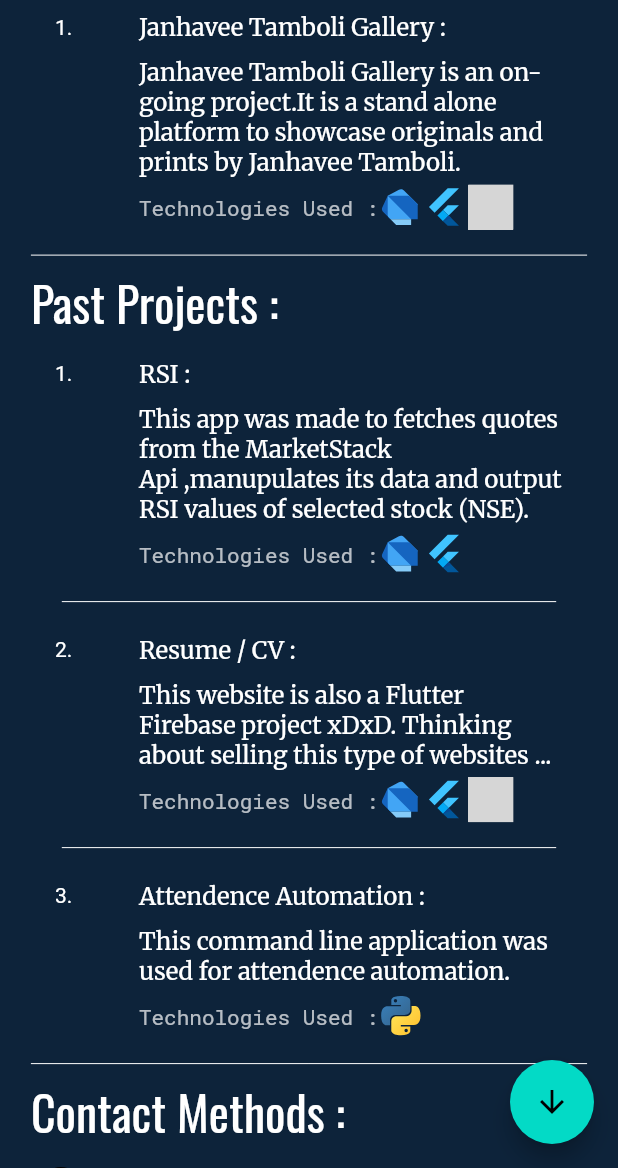
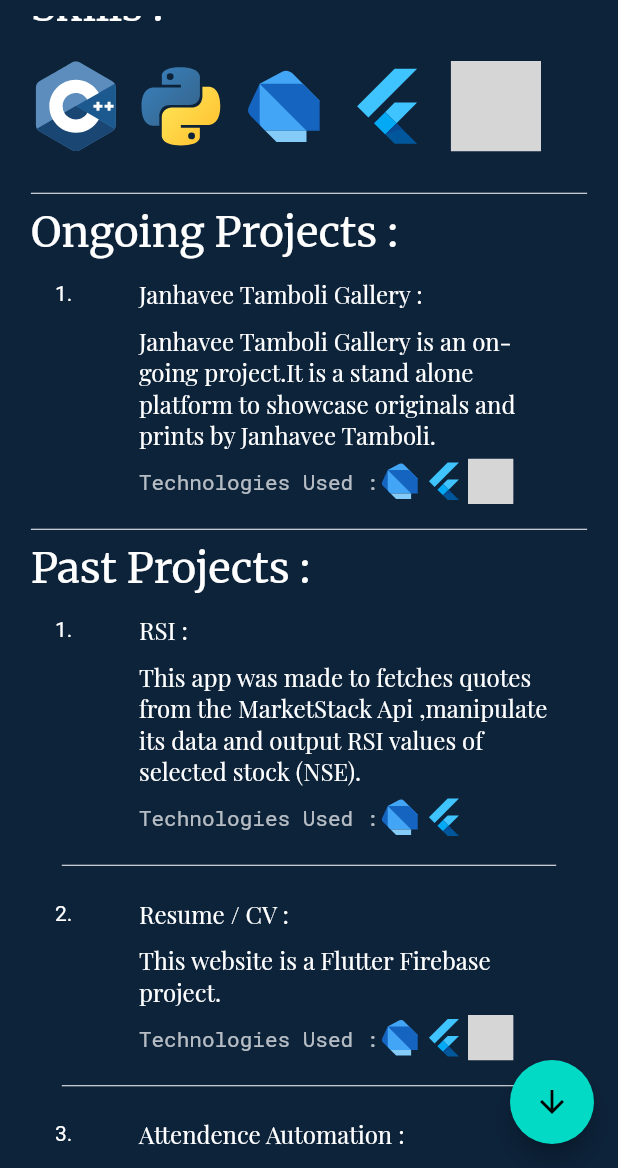
Before and after one commit to vedantbarve/vedantbarve-web, a Flutter app: the screen it shows after launch, scrolled down 576 dp, after a tap on the "arrow downward" icon, on a phone screen of 412 x 824 dp, the part 68-1236 px from its top. Run offline on Flutter 3.47's test engine with Material 2 defaults, Android fonts, the phone set to English and light mode, and no system bars; our stand-ins replace flutter_svg, google_fonts, url_strategy; grey boxes are pictures that could not be loaded.

Commit message:
release-1

```diff
--- a/lib/main.dart
+++ b/lib/main.dart
@@ -14,12 +14,15 @@ class RootWidget extends StatelessWidget {
   @override
   Widget build(BuildContext context) {
     return MaterialApp(
+      scrollBehavior: const ScrollBehavior()
+          .copyWith(physics: const BouncingScrollPhysics()),
       debugShowCheckedModeBanner: false,
       theme: ThemeData(
         scaffoldBackgroundColor: const Color.fromRGBO(13, 35, 58, 1),
         textTheme: TextTheme(
+          headline5: GoogleFonts.merriweather(fontSize: 28),
           headline6: GoogleFonts.merriweather(),
-          subtitle1: GoogleFonts.merriweather(),
+          subtitle1: GoogleFonts.playfairDisplay(),
         ),
         appBarTheme: AppBarTheme(
           elevation: 0,
--- a/lib/screens/about_me.dart
+++ b/lib/screens/about_me.dart
@@ -16,17 +16,15 @@ class AboutMe extends StatelessWidget {
         children: [
           Text(
             'About Me :',
-            style: GoogleFonts.oswald(
-              fontSize: 32,
-              color: Colors.white,
-            ),
+            style: Theme.of(context).textTheme.headline5,
           ),
           ListTile(
             title: Column(
               crossAxisAlignment: CrossAxisAlignment.start,
               children: const [
                 Text('Hello my name is Vedant Barve'),
-                Text('PICT 25'),
+                Text('I am a self-taught developer'),
+                Text('PICT 2025'),
                 Text('18 | Pune '),
               ],
             ),
--- a/lib/screens/contact_methods.dart
+++ b/lib/screens/contact_methods.dart
@@ -18,10 +18,7 @@ class ContactMethods extends StatelessWidget {
         children: [
           Text(
             'Contact Methods :',
-            style: GoogleFonts.oswald(
-              fontSize: 32,
-              color: Colors.white,
-            ),
+            style: Theme.of(context).textTheme.headline5,
           ),
           Padding(
             padding: const EdgeInsets.symmetric(vertical: 10.0),
@@ -51,6 +48,19 @@ class ContactMethods extends StatelessWidget {
                     fit: BoxFit.contain,
                   ),
                 ),
+                const SizedBox(width: 20),
+                GestureDetector(
+                  onTap: () async {
+                    await launch(
+                        'https://www.linkedin.com/in/vedant-barve-54411a1b8?lipi=urn%3Ali%3Apage%3Ad_flagship3_profile_view_base_contact_details%3BxrSBObGET8y0bJGHH7j6yg%3D%3D');
+                  },
+                  child: SvgPicture.asset(
+                    'assets/svg/linkedin.svg',
+                    height: 30,
+                    width: 30,
+                    fit: BoxFit.contain,
+                  ),
+                ),
               ],
             ),
           )
--- a/lib/screens/home.dart
+++ b/lib/screens/home.dart
@@ -14,56 +14,26 @@ class HomeView extends StatelessWidget {
   Widget build(BuildContext context) {
     ScrollController _controller = ScrollController();
 
-    animateToBottom() {
-      _controller.animateTo(
-        _controller.position.maxScrollExtent,
-        duration: const Duration(seconds: 2),
-        curve: Curves.easeInOutBack,
-      );
-    }
-
-    // List<Widget> action = [
-    //   TextButton(
-    //     onPressed: () {},
-    //     child: const Text('About Me'),
-    //   ),
-    //   TextButton(
-    //     onPressed: () {},
-    //     child: const Text('Skills'),
-    //   ),
-    //   TextButton(
-    //     onPressed: () {},
-    //     child: const Text('Ongoing Projects'),
-    //   ),
-    //   TextButton(
-    //     onPressed: () {},
-    //     child: const Text('Past Projects'),
-    //   ),
-    //   TextButton(
-    //     onPressed: () {},
-    //     child: const Text('Contact Methods'),
-    //   ),
-    // ];
-
-    // List<String> drawerList = [
-    //   'About Me',
-    //   'Skills',
-    //   'Ongoing Projects',
-    //   'Past Projects',
-    //   'Contact Methods',
-    // ];
-
     return LayoutBuilder(builder: (context, constraints) {
       if (constraints.maxWidth > 768) {
         return Scaffold(
-          floatingActionButton: FloatingActionButton.small(
-            onPressed: () => animateToBottom(),
+          floatingActionButton: FloatingActionButton(
+            onPressed: () {
+              if (_controller.hasClients) {
+                final position = _controller.position.maxScrollExtent;
+                _controller.animateTo(
+                  position,
+                  duration: const Duration(seconds: 3),
+                  curve: Curves.easeInOutBack,
+                );
+              }
+            },
+            isExtended: true,
             child: const Icon(Icons.arrow_downward),
           ),
           appBar: AppBar(
             centerTitle: true,
             title: const Text('Vedant Barve'),
-            // actions: (constraints.maxWidth > 768) ? action : [],
           ),
           body: ListView(
             controller: _controller,
@@ -86,7 +56,17 @@ class HomeView extends StatelessWidget {
       }
       return Scaffold(
         floatingActionButton: FloatingActionButton(
-          onPressed: () => animateToBottom(),
+          onPressed: () {
+            if (_controller.hasClients) {
+              final position = _controller.position.maxScrollExtent;
+              _controller.animateTo(
+                position,
+                duration: const Duration(seconds: 3),
+                curve: Curves.easeInOutBack,
+              );
+            }
+          },
+          isExtended: true,
           child: const Icon(Icons.arrow_downward),
         ),
         appBar: AppBar(
@@ -108,34 +88,9 @@ class HomeView extends StatelessWidget {
             const PastProjects(),
             const CustomDivider(),
             const ContactMethods(),
+            const CustomDivider(),
           ],
         ),
-        // drawer: Drawer(
-        //   child: ListView(
-        //     children: [
-        //       ListTile(
-        //         onTap: () {},
-        //         title: const Text('About Me'),
-        //       ),
-        //       ListTile(
-        //         onTap: () {},
-        //         title: const Text('Skills'),
-        //       ),
-        //       ListTile(
-        //         onTap: () {},
-        //         title: const Text('Ongoing Projects'),
-        //       ),
-        //       ListTile(
-        //         onTap: () {},
-        //         title: const Text('Past Projects'),
-        //       ),
-        //       ListTile(
-        //         onTap: () {},
-        //         title: const Text('Contact Methods'),
-        //       ),
-        //     ],
-        //   ),
-        // ),
       );
     });
   }
--- a/lib/screens/ongoing_projects.dart
+++ b/lib/screens/ongoing_projects.dart
@@ -18,10 +18,7 @@ class OnGoingProjects extends StatelessWidget {
         children: [
           Text(
             'Ongoing Projects :',
-            style: GoogleFonts.oswald(
-              fontSize: 32,
-              color: Colors.white,
-            ),
+            style: Theme.of(context).textTheme.headline5,
           ),
           Column(
             children: const [JTGallery()],
@@ -38,9 +35,12 @@ class JTGallery extends StatelessWidget {
   @override
   Widget build(BuildContext context) {
     return ListTile(
-      onLongPress: () async {
-        await launch('https://janhavee-tamboli-gallery.web.app/');
-      },
+      // trailing: IconButton(
+      //   icon: const Icon(Icons.open_in_browser),
+      //   onPressed: () async {
+      //     await launch('https://janhavee-tamboli-gallery.web.app/');
+      //   },
+      // ),
       leading: const Text('1.'),
       title: Column(
         crossAxisAlignment: CrossAxisAlignment.start,
--- a/lib/screens/past_projects.dart
+++ b/lib/screens/past_projects.dart
@@ -16,10 +16,7 @@ class PastProjects extends StatelessWidget {
         children: [
           Text(
             'Past Projects :',
-            style: GoogleFonts.oswald(
-              fontSize: 32,
-              color: Colors.white,
-            ),
+            style: Theme.of(context).textTheme.headline5,
           ),
           const RSIWidget(),
           const CustomDivider(),
@@ -47,7 +44,7 @@ class RSIWidget extends StatelessWidget {
             child: Text('RSI : '),
           ),
           Text(
-              'This app was made to fetches quotes from the MarketStack Api ,manupulates its data and output RSI values of selected stock (NSE).')
+              'This app was made to fetches quotes from the MarketStack Api ,manipulate its data and output RSI values of selected stock (NSE).')
         ],
       ),
       subtitle: Padding(
@@ -130,8 +127,7 @@ class Resume extends StatelessWidget {
             padding: EdgeInsets.symmetric(vertical: 10.0),
             child: Text('Resume / CV : '),
           ),
-          Text(
-              'This website is also a Flutter Firebase project xDxD. Thinking about selling this type of websites ...')
+          Text('This website is a Flutter Firebase project.')
         ],
       ),
       subtitle: Padding(
--- a/lib/screens/skills.dart
+++ b/lib/screens/skills.dart
@@ -15,10 +15,7 @@ class Skills extends StatelessWidget {
         children: [
           Text(
             'Skills :',
-            style: GoogleFonts.oswald(
-              fontSize: 32,
-              color: Colors.white,
-            ),
+            style: Theme.of(context).textTheme.headline5,
           ),
           Padding(
             padding: const EdgeInsets.symmetric(vertical: 20.0),
--- a/pubspec.yaml
+++ b/pubspec.yaml
@@ -33,6 +33,7 @@ dependencies:
   flutter_svg: ^1.0.1
   url_launcher: ^6.0.18
   url_strategy: ^0.2.0
+  shared_preferences: ^2.0.12
 
   # The following adds the Cupertino Icons font to your application.
   # Use with the CupertinoIcons class for iOS style icons.
@@ -65,6 +66,7 @@ flutter:
     - assets/images/
     - assets/svg/
 
+
   # An image asset can refer to one or more resolution-specific "variants", see
   # https://flutter.dev/assets-and-images/#resolution-aware.
 
```
Also changed, not shown: assets/svg/firebase.svg, assets/svg/linkedin.svg (added), pubspec.lock, 1 other file.
